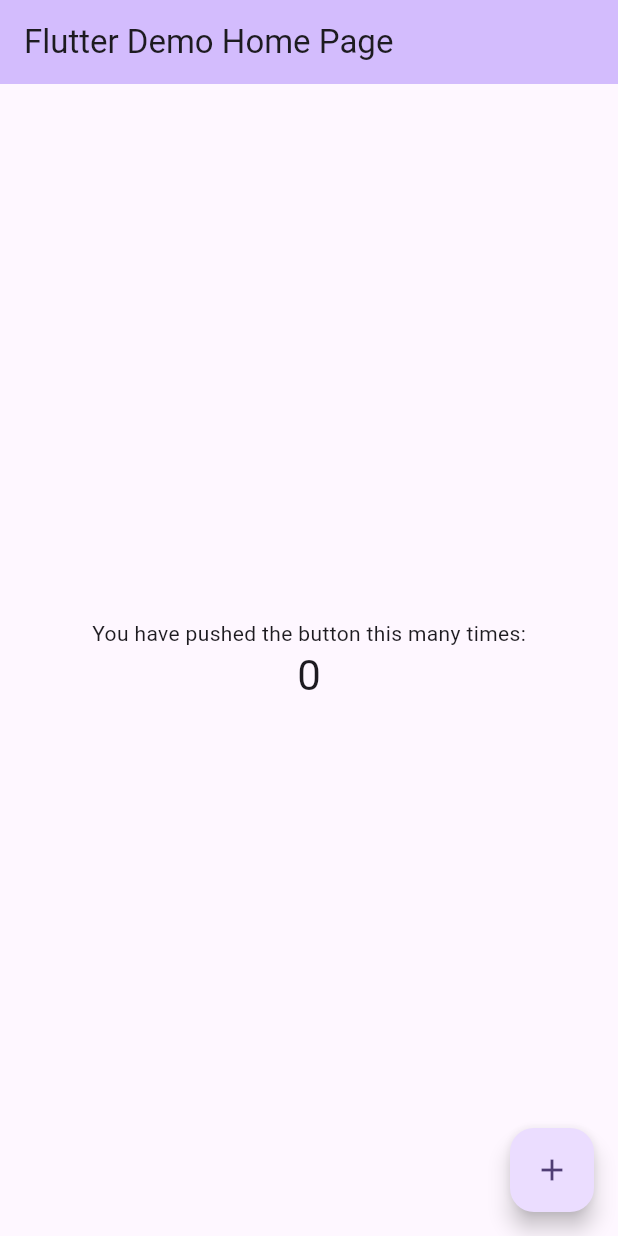
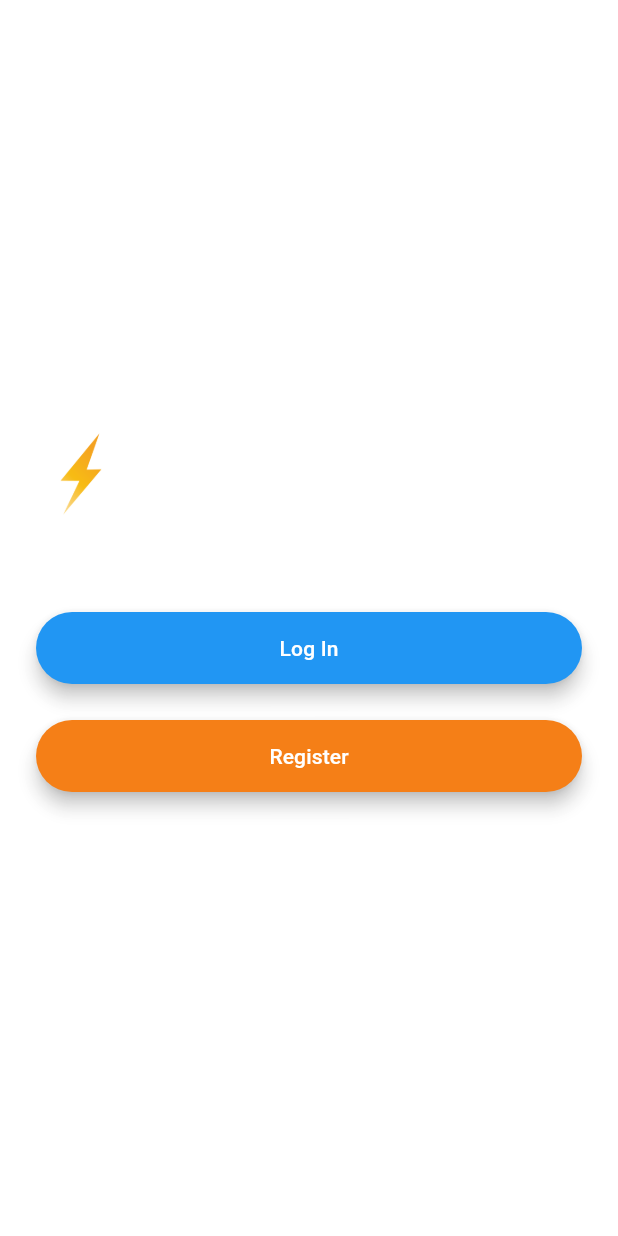
Before and after one commit to Yahya-hossaini/flash-chat, a Flutter app: the screen it shows after launch, on a phone screen of 412 x 824 dp. Run offline on Flutter 3.47's test engine with Material 3 defaults, Android fonts, the phone set to English and light mode, and no system bars.

Commit message:
total structure

```diff
--- a/lib/main.dart
+++ b/lib/main.dart
@@ -1,125 +1,22 @@
+import 'constants.dart';
 import 'package:flutter/material.dart';
+import '/screens/welcome_screen.dart';
 
 void main() {
-  runApp(const MyApp());
+  runApp(FlashChat());
 }
 
-class MyApp extends StatelessWidget {
-  const MyApp({super.key});
+class FlashChat extends StatelessWidget {
+  FlashChat({super.key});
 
-  // This widget is the root of your application.
   @override
   Widget build(BuildContext context) {
     return MaterialApp(
-      title: 'Flutter Demo',
-      theme: ThemeData(
-        // This is the theme of your application.
-        //
-        // TRY THIS: Try running your application with "flutter run". You'll see
-        // the application has a purple toolbar. Then, without quitting the app,
-        // try changing the seedColor in the colorScheme below to Colors.green
-        // and then invoke "hot reload" (save your changes or press the "hot
-        // reload" button in a Flutter-supported IDE, or press "r" if you used
-        // the command line to start the app).
-        //
-        // Notice that the counter didn't reset back to zero; the application
-        // state is not lost during the reload. To reset the state, use hot
-        // restart instead.
-        //
-        // This works for code too, not just values: Most code changes can be
-        // tested with just a hot reload.
-        colorScheme: ColorScheme.fromSeed(seedColor: Colors.deepPurple),
-        useMaterial3: true,
+      debugShowCheckedModeBanner: false,
+      theme: ThemeData.dark().copyWith(
+        scaffoldBackgroundColor: kBackgroundColor,
       ),
-      home: const MyHomePage(title: 'Flutter Demo Home Page'),
+      home: WelcomeScreen(),
     );
   }
 }
-
-class MyHomePage extends StatefulWidget {
-  const MyHomePage({super.key, required this.title});
-
-  // This widget is the home page of your application. It is stateful, meaning
-  // that it has a State object (defined below) that contains fields that affect
-  // how it looks.
-
-  // This class is the configuration for the state. It holds the values (in this
-  // case the title) provided by the parent (in this case the App widget) and
-  // used by the build method of the State. Fields in a Widget subclass are
-  // always marked "final".
-
-  final String title;
-
-  @override
-  State<MyHomePage> createState() => _MyHomePageState();
-}
-
-class _MyHomePageState extends State<MyHomePage> {
-  int _counter = 0;
-
-  void _incrementCounter() {
-    setState(() {
-      // This call to setState tells the Flutter framework that something has
-      // changed in this State, which causes it to rerun the build method below
-      // so that the display can reflect the updated values. If we changed
-      // _counter without calling setState(), then the build method would not be
-      // called again, and so nothing would appear to happen.
-      _counter++;
-    });
-  }
-
-  @override
-  Widget build(BuildContext context) {
-    // This method is rerun every time setState is called, for instance as done
-    // by the _incrementCounter method above.
-    //
-    // The Flutter framework has been optimized to make rerunning build methods
-    // fast, so that you can just rebuild anything that needs updating rather
-    // than having to individually change instances of widgets.
-    return Scaffold(
-      appBar: AppBar(
-        // TRY THIS: Try changing the color here to a specific color (to
-        // Colors.amber, perhaps?) and trigger a hot reload to see the AppBar
-        // change color while the other colors stay the same.
-        backgroundColor: Theme.of(context).colorScheme.inversePrimary,
-        // Here we take the value from the MyHomePage object that was created by
-        // the App.build method, and use it to set our appbar title.
-        title: Text(widget.title),
-      ),
-      body: Center(
-        // Center is a layout widget. It takes a single child and positions it
-        // in the middle of the parent.
-        child: Column(
-          // Column is also a layout widget. It takes a list of children and
-          // arranges them vertically. By default, it sizes itself to fit its
-          // children horizontally, and tries to be as tall as its parent.
-          //
-          // Column has various properties to control how it sizes itself and
-          // how it positions its children. Here we use mainAxisAlignment to
-          // center the children vertically; the main axis here is the vertical
-          // axis because Columns are vertical (the cross axis would be
-          // horizontal).
-          //
-          // TRY THIS: Invoke "debug painting" (choose the "Toggle Debug Paint"
-          // action in the IDE, or press "p" in the console), to see the
-          // wireframe for each widget.
-          mainAxisAlignment: MainAxisAlignment.center,
-          children: <Widget>[
-            const Text(
-              'You have pushed the button this many times:',
-            ),
-            Text(
-              '$_counter',
-              style: Theme.of(context).textTheme.headlineMedium,
-            ),
-          ],
-        ),
-      ),
-      floatingActionButton: FloatingActionButton(
-        onPressed: _incrementCounter,
-        tooltip: 'Increment',
-        child: const Icon(Icons.add),
-      ), // This trailing comma makes auto-formatting nicer for build methods.
-    );
-  }
-}
--- /dev/null
+++ b/lib/screens/welcome_screen.dart
@@ -0,0 +1,81 @@
+import '/constants.dart';
+import 'package:flutter/material.dart';
+
+class WelcomeScreen extends StatefulWidget {
+  @override
+  _WelcomeScreenState createState() => _WelcomeScreenState();
+}
+
+class _WelcomeScreenState extends State<WelcomeScreen> {
+  @override
+  Widget build(BuildContext context) {
+    return Scaffold(
+      body: Padding(
+        padding: const EdgeInsets.symmetric(horizontal: 24.0),
+        child: Column(
+          mainAxisAlignment: MainAxisAlignment.center,
+          crossAxisAlignment: CrossAxisAlignment.stretch,
+          children: <Widget>[
+            Row(
+              children: <Widget>[
+                SizedBox(
+                  height: 60,
+                  child: Image.asset('images/logo.png'),
+                ),
+                Text(
+                  'Flash Chat',
+                  style: const TextStyle(
+                    fontSize: 45.0,
+                    fontWeight: FontWeight.w900,
+                    color: Colors.white,
+                  ),
+                ),
+              ],
+            ),
+            const SizedBox(
+              height: 48.0,
+            ),
+            Padding(
+              padding: const EdgeInsets.symmetric(vertical: 12),
+              child: Material(
+                elevation: 5.0,
+                color: kLoginButtonColor,
+                borderRadius: BorderRadius.circular(30.0),
+                child: MaterialButton(
+                  onPressed: () {
+                    //Go to log in screen
+                  },
+                  minWidth: 200.0,
+                  height: 42.0,
+                  child: Text(
+                    'Log In',
+                    style: const TextStyle(color: kWhiteColor),
+                  ),
+                ),
+              ),
+            ),
+            Padding(
+              padding: const EdgeInsets.symmetric(vertical: 12),
+              child: Material(
+                elevation: 5.0,
+                color: kRegisterButtonColor,
+                borderRadius: BorderRadius.circular(30.0),
+                child: MaterialButton(
+                  onPressed: () {
+                    //Go to registration screen
+                  },
+                  minWidth: 200.0,
+                  height: 42.0,
+                  child: Text(
+                    'Register',
+                    style: const TextStyle(color: kWhiteColor),
+                  ),
+                ),
+              ),
+            ),
+          ],
+        ),
+      ),
+    );
+  }
+}
--- a/pubspec.yaml
+++ b/pubspec.yaml
@@ -59,9 +59,8 @@ flutter:
   uses-material-design: true
 
   # To add assets to your application, add an assets section, like this:
-  # assets:
-  #   - images/a_dot_burr.jpeg
-  #   - images/a_dot_ham.jpeg
+  assets:
+    - images/logo.png
 
   # An image asset can refer to one or more resolution-specific "variants", see
   # https://flutter.dev/assets-and-images/#resolution-aware
```
Also changed, not shown: lib/components/rounded_button.dart (added, +35 -0 lines), lib/constants.dart (added, +27 -0 lines), lib/screens/chat_screen.dart (added, +58 -0 lines), lib/screens/login_screen.dart (added, +106 -0 lines), lib/screens/registration_screen.dart (added, +106 -0 lines), images/logo.png (added), 1 other file.
